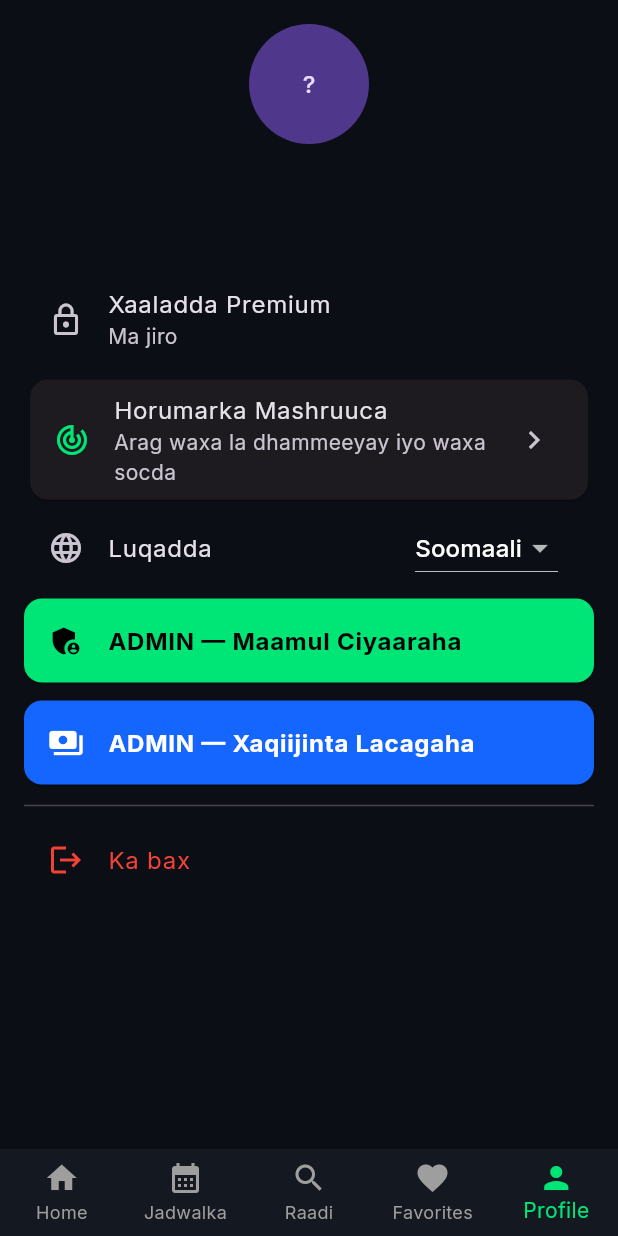
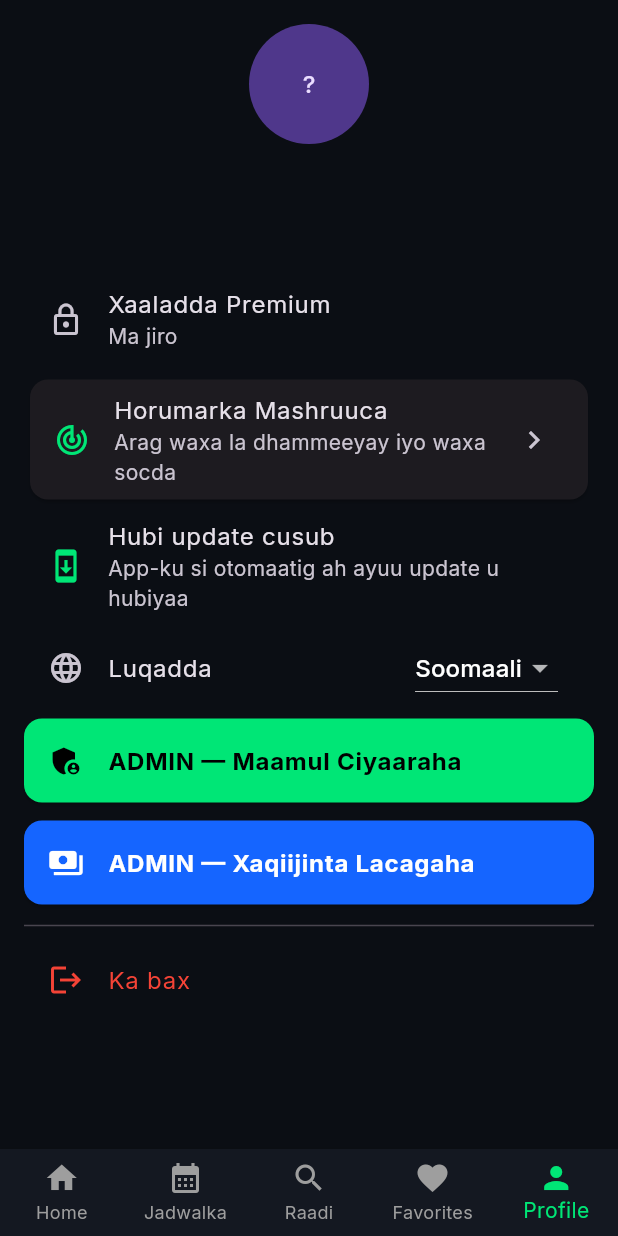
Before and after one commit to ma611444400-collab/sportlivetv, a Flutter app: the HomeScreen screen opened directly, item 5 of the bottom bar chosen, on a phone screen of 412 x 824 dp. Run offline on Flutter 3.47's test engine with Material 3 defaults, Android fonts, the phone set to English and light mode, and no system bars; our stand-ins replace cached_network_image, chewie, cloud_firestore, cloud_functions, firebase_auth, firebase_core and 7 more; accounts and stored records are empty; network calls fail.

Commit message:
Add automatic app update center

```diff
--- a/lib/screens/profile_screen.dart
+++ b/lib/screens/profile_screen.dart
@@ -7,6 +7,7 @@ import 'auth/login_screen.dart';
 import 'admin_matches_screen.dart';
 import 'admin_payments_screen.dart';
 import 'project_status_screen.dart';
+import '../services/update_service.dart';
 
 class ProfileScreen extends StatelessWidget {
   const ProfileScreen({super.key});
@@ -44,6 +45,12 @@ class ProfileScreen extends StatelessWidget {
                   MaterialPageRoute(builder: (_) => const ProjectStatusScreen()),
                 ),
               ),
+            ),
+            ListTile(
+              leading: const Icon(Icons.system_update, color: AppColors.primary),
+              title: const Text('Hubi update cusub'),
+              subtitle: const Text('App-ku si otomaatig ah ayuu update u hubiyaa'),
+              onTap: () => UpdateService.checkAndPrompt(context),
             ),
             ListTile(
               leading: const Icon(Icons.language),
--- /dev/null
+++ b/lib/services/update_service.dart
@@ -0,0 +1,67 @@
+import 'dart:convert';
+import 'package:flutter/material.dart';
+import 'package:http/http.dart' as http;
+import 'package:package_info_plus/package_info_plus.dart';
+import 'package:url_launcher/url_launcher.dart';
+
+class UpdateInfo {
+  final String versionName;
+  final int versionCode;
+  final String releaseNotes;
+  final String downloadUrl;
+
+  const UpdateInfo({
+    required this.versionName,
+    required this.versionCode,
+    required this.releaseNotes,
+    required this.downloadUrl,
+  });
+
+  factory UpdateInfo.fromJson(Map<String, dynamic> json) => UpdateInfo(
+        versionName: json['versionName'] as String,
+        versionCode: (json['versionCode'] as num).toInt(),
+        releaseNotes: json['releaseNotes'] as String? ?? '',
+        downloadUrl: json['downloadUrl'] as String,
+      );
+}
+
+class UpdateService {
+  static const manifestUrl =
+      'https://raw.githubusercontent.com/ma611444400-collab/sportlivetv/main/update_manifest.json';
+
+  static Future<UpdateInfo?> check() async {
+    try {
+      final response = await http.get(Uri.parse(manifestUrl)).timeout(const Duration(seconds: 8));
+      if (response.statusCode != 200) return null;
+      final info = UpdateInfo.fromJson(jsonDecode(response.body) as Map<String, dynamic>);
+      final package = await PackageInfo.fromPlatform();
+      final currentCode = int.tryParse(package.buildNumber) ?? 1;
+      return info.versionCode > currentCode ? info : null;
+    } catch (_) {
+      return null;
+    }
+  }
+
+  static Future<void> checkAndPrompt(BuildContext context) async {
+    final info = await check();
+    if (!context.mounted || info == null) return;
+    await showDialog<void>(
+      context: context,
+      builder: (dialogContext) => AlertDialog(
+        title: const Text('Update cusub ayaa jira'),
+        content: Text('${info.versionName}\n\n${info.releaseNotes}\n\nRiix “Soo dejiso” si aad u furto download-ka APK-ga.'),
+        actions: [
+          TextButton(onPressed: () => Navigator.pop(dialogContext), child: const Text('Hadda maya')),
+          FilledButton(
+            onPressed: () async {
+              final uri = Uri.parse(info.downloadUrl);
+              if (await canLaunchUrl(uri)) await launchUrl(uri, mode: LaunchMode.externalApplication);
+              if (dialogContext.mounted) Navigator.pop(dialogContext);
+            },
+            child: const Text('Soo dejiso'),
+          ),
+        ],
+      ),
+    );
+  }
+}
--- a/pubspec.yaml
+++ b/pubspec.yaml
@@ -1,7 +1,7 @@
 name: sportlivetv
 description: SportLiveTV - Live sports schedules, scores, stats and premium streaming app.
 publish_to: 'none'
-version: 1.0.0+1
+version: 1.0.1+2
 
 environment:
   sdk: '>=3.0.0 <4.0.0'
@@ -32,6 +32,7 @@ dependencies:
   url_launcher: ^6.2.5
   uuid: ^4.3.3
   http: ^1.2.1
+  package_info_plus: ^8.1.2
 
 dev_dependencies:
   flutter_test:
--- /dev/null
+++ b/update_manifest.json
@@ -0,0 +1,6 @@
+{
+  "versionName": "1.0.0",
+  "versionCode": 1,
+  "releaseNotes": "No update published yet.",
+  "downloadUrl": "https://files.manuscdn.com/user_upload_by_module/session_file/310419663032088033/eipjcnYbZqRAGQuu.apk"
+}
```
Also changed, not shown: lib/main.dart (+7 -0 lines).
